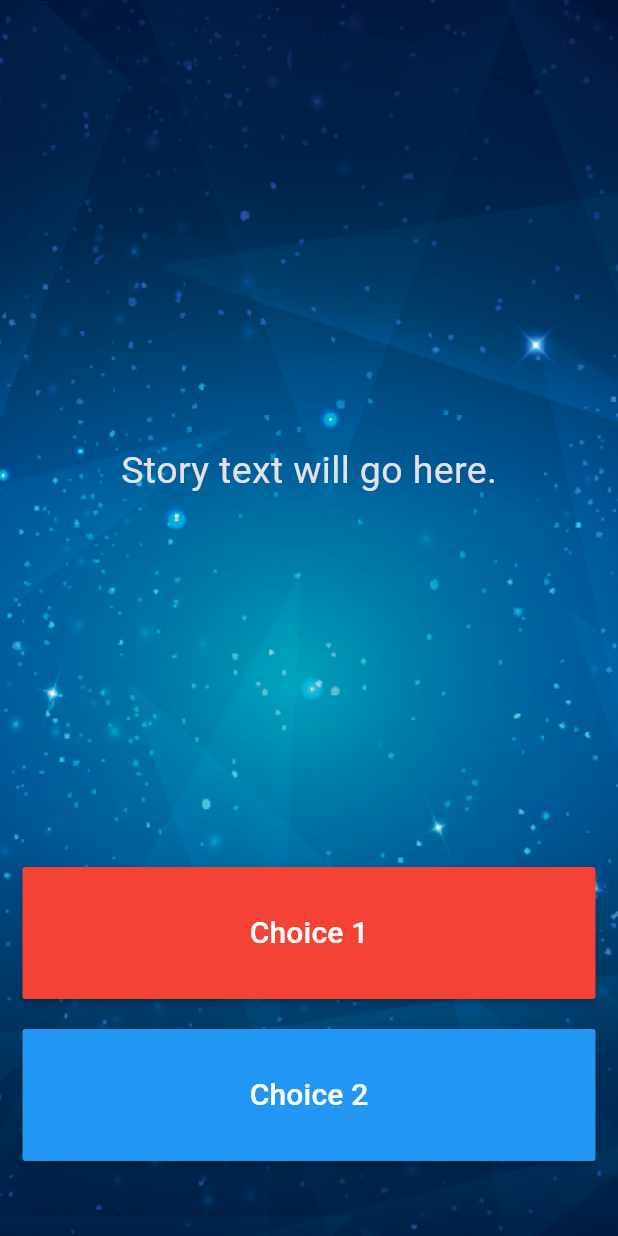
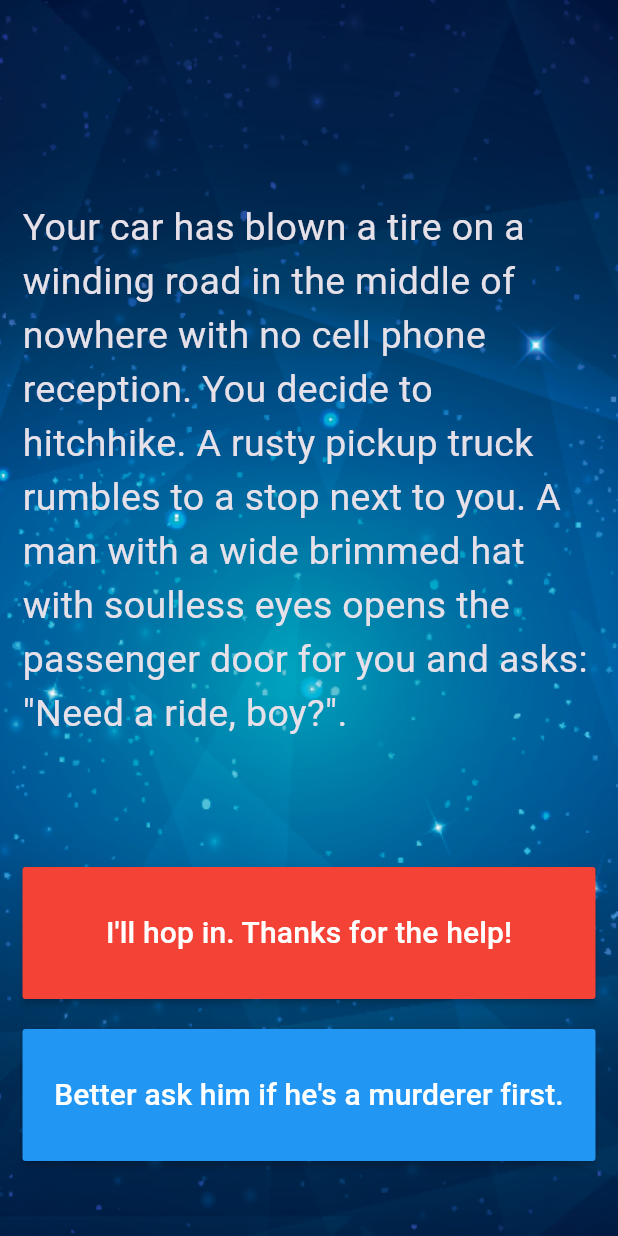
Before and after one commit to gokmentas/destini, a Flutter app: the screen it shows after launch, on a phone screen of 412 x 824 dp. Run offline on Flutter 3.47's test engine with Material 3 defaults, Android fonts, the phone set to English and light mode, and no system bars.

Commit message:
Completed the project

```diff
--- a/lib/main.dart
+++ b/lib/main.dart
@@ -1,6 +1,5 @@
+import 'package:destini/story_brain.dart';
 import 'package:flutter/material.dart';
-
-//TODO: Step 15 - Run the app and see if you can see the screen update with the first story. Delete this TODO if it looks as you expected.
 
 void main() {
   runApp(const Destini());
@@ -18,7 +17,7 @@ class Destini extends StatelessWidget {
   }
 }
 
-//TODO: Step 9 - Create a new storyBrain object from the StoryBrain class.
+StoryBrain storyBrain = StoryBrain();
 
 class StoryPage extends StatefulWidget {
   const StoryPage({super.key});
@@ -44,13 +43,12 @@ class _StoryPageState extends State<StoryPage> {
           child: Column(
             crossAxisAlignment: CrossAxisAlignment.stretch,
             children: [
-              const Expanded(
+              Expanded(
                 flex: 12,
                 child: Center(
                   child: Text(
-                    //TODO: Step 10 - use the storyBrain to get the first story title and display it in this Text Widget.
-                    "Story text will go here.",
-                    style: TextStyle(fontSize: 25.0),
+                    storyBrain.getStory(),
+                    style: const TextStyle(fontSize: 25.0),
                   ),
                 ),
               ),
@@ -59,13 +57,14 @@ class _StoryPageState extends State<StoryPage> {
                 child: MaterialButton(
                   onPressed: () {
                     //Choice 1 made by user.
-                    //TODO: Step 18 - Call the nextStory() method from storyBrain and pass the number 1 as the choice made by the user.
+                    setState(() {
+                      storyBrain.nextStory(1);
+                    });
                   },
                   color: Colors.red,
-                  child: const Text(
-                    //TODO: Step 13 - Use the storyBrain to get the text for choice 1.
-                    "Choice 1",
-                    style: TextStyle(fontSize: 20.0),
+                  child: Text(
+                    storyBrain.getChoice1(),
+                    style: const TextStyle(fontSize: 20.0),
                   ),
                 ),
               ),
@@ -74,18 +73,20 @@ class _StoryPageState extends State<StoryPage> {
               ),
               Expanded(
                 flex: 2,
-                //TODO: Step 26 - Use a Flutter Visibility Widget to wrap this FlatButton.
-                //TODO: Step 28 - Set the "visible" property of the Visibility Widget to equal the output from the buttonShouldBeVisible() method in the storyBrain.
-                child: MaterialButton(
-                  onPressed: () {
-                    //Choice 2 made by user.
-                    //TODO: Step 19 - Call the nextStory() method from storyBrain and pass the number 2 as the choice made by the user.
-                  },
-                  color: Colors.blue,
-                  child: const Text(
-                    //TODO: Step 14 - Use the storyBrain to get the text for choice 2.
-                    "Choice 2",
-                    style: TextStyle(fontSize: 20.0),
+                child: Visibility(
+                  visible: storyBrain.buttonShouldBeVisible(),
+                  child: MaterialButton(
+                    onPressed: () {
+                      //Choice 2 made by user.
+                      setState(() {
+                        storyBrain.nextStory(2);
+                      });
+                    },
+                    color: Colors.blue,
+                    child: Text(
+                      storyBrain.getChoice2(),
+                      style: const TextStyle(fontSize: 20.0),
+                    ),
                   ),
                 ),
               )
@@ -97,6 +98,4 @@ class _StoryPageState extends State<StoryPage> {
   }
 }
 
-//TODO: Step 24 - Run the app and try to figure out what code you need to add to this file to make the story change when you press on the choice buttons.
-
 //TODO: Step 29 - Run the app and test it against the Story Outline to make sure you've completed all the steps. The code for the completed app can be found here: https://github.com/londonappbrewery/destini-challenge-completed/
```
Also changed, not shown: lib/story.dart (+7 -4 lines), lib/story_brain.dart (+68 -51 lines).
